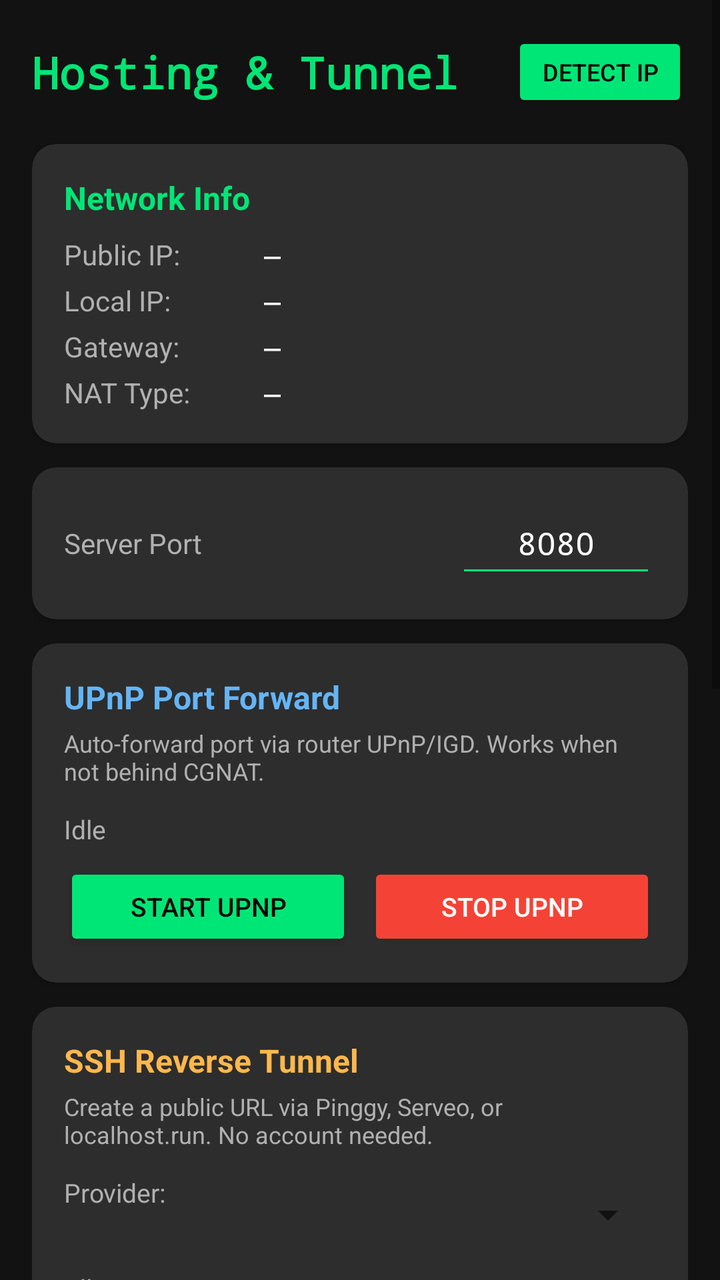
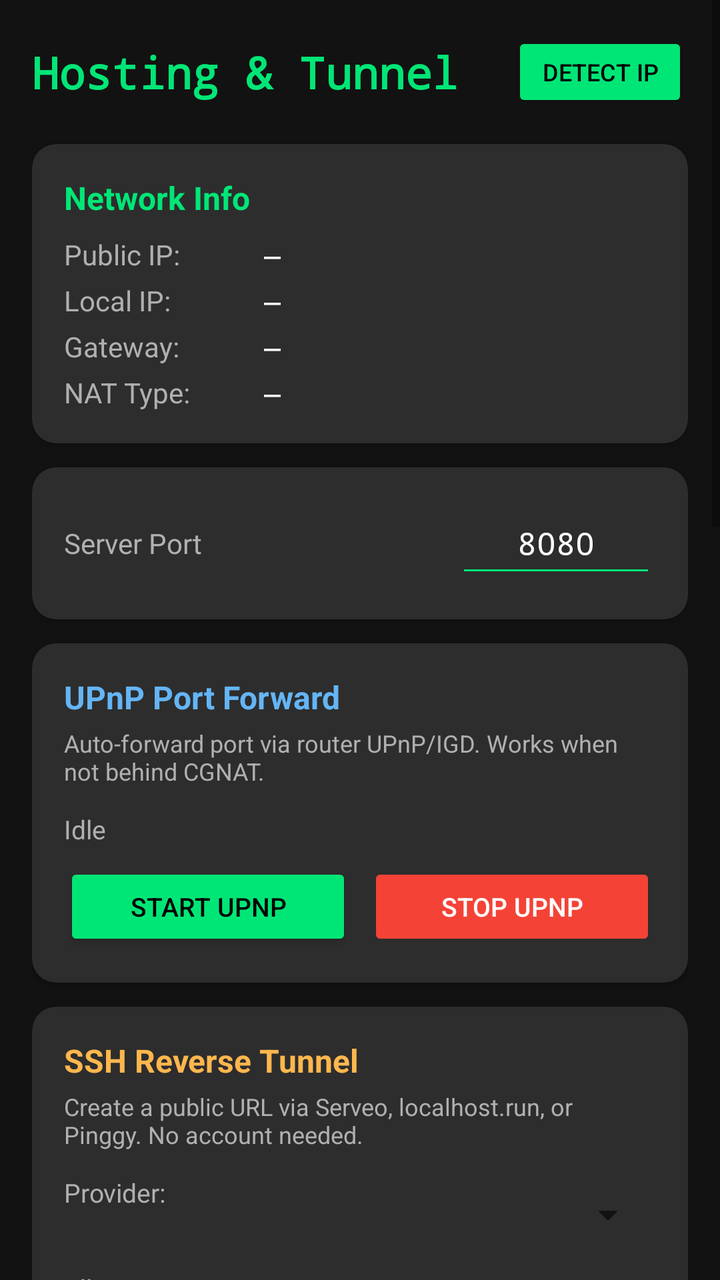

Two renders of the same Android screen: before a commit and after it. Below are the layout's source before the change and the commit's diff.
<!-- AndroidManifest.xml: application theme Theme.BantuDroid -->
<!-- res/layout/activity_tunnel.xml -->
<?xml version="1.0" encoding="utf-8"?>
<ScrollView xmlns:android="http://schemas.android.com/apk/res/android"
    xmlns:app="http://schemas.android.com/apk/res-auto"
    android:layout_width="match_parent"
    android:layout_height="match_parent"
    android:background="@color/bg_dark">

    <LinearLayout
        android:layout_width="match_parent"
        android:layout_height="wrap_content"
        android:orientation="vertical"
        android:padding="16dp">

        
        <LinearLayout
            android:layout_width="match_parent"
            android:layout_height="wrap_content"
            android:orientation="horizontal"
            android:gravity="center_vertical"
            android:layout_marginBottom="16dp">

            <TextView
                android:layout_width="0dp"
                android:layout_height="wrap_content"
                android:layout_weight="1"
                android:text="Hosting &amp; Tunnel"
                android:textColor="@color/bantu_green"
                android:textSize="22sp"
                android:fontFamily="monospace"
                android:textStyle="bold" />

            <Button
                android:id="@+id/btn_detect_ip"
                android:layout_width="wrap_content"
                android:layout_height="40dp"
                android:text="Detect IP"
                android:textSize="12sp"
                android:backgroundTint="@color/bantu_green"
                android:textColor="@color/black"
                android:paddingStart="12dp"
                android:paddingEnd="12dp" />
        </LinearLayout>

        
        <com.google.android.material.card.MaterialCardView
            android:layout_width="match_parent"
            android:layout_height="wrap_content"
            android:layout_marginBottom="12dp"
            app:cardBackgroundColor="@color/bg_card"
            app:cardCornerRadius="12dp"
            app:cardElevation="2dp">

            <LinearLayout
                android:layout_width="match_parent"
                android:layout_height="wrap_content"
                android:orientation="vertical"
                android:padding="16dp">

                <TextView
                    android:layout_width="wrap_content"
                    android:layout_height="wrap_content"
                    android:text="Network Info"
                    android:textColor="@color/bantu_green"
                    android:textSize="16sp"
                    android:textStyle="bold"
                    android:layout_marginBottom="8dp" />

                <LinearLayout
                    android:layout_width="match_parent"
                    android:layout_height="wrap_content"
                    android:orientation="horizontal">

                    <TextView
                        android:layout_width="100dp"
                        android:layout_height="wrap_content"
                        android:text="Public IP:"
                        android:textColor="@color/text_secondary"
                        android:textSize="14sp" />

                    <TextView
                        android:id="@+id/tv_public_ip"
                        android:layout_width="0dp"
                        android:layout_height="wrap_content"
                        android:layout_weight="1"
                        android:text="—"
                        android:textColor="#FFFFFF"
                        android:textSize="14sp"
                        android:fontFamily="monospace" />
                </LinearLayout>

                <LinearLayout
                    android:layout_width="match_parent"
                    android:layout_height="wrap_content"
                    android:orientation="horizontal"
                    android:layout_marginTop="4dp">

                    <TextView
                        android:layout_width="100dp"
                        android:layout_height="wrap_content"
                        android:text="Local IP:"
                        android:textColor="@color/text_secondary"
                        android:textSize="14sp" />

                    <TextView
                        android:id="@+id/tv_local_ip"
                        android:layout_width="0dp"
                        android:layout_height="wrap_content"
                        android:layout_weight="1"
                        android:text="—"
                        android:textColor="#FFFFFF"
                        android:textSize="14sp"
                        android:fontFamily="monospace" />
                </LinearLayout>

                <LinearLayout
                    android:layout_width="match_parent"
                    android:layout_height="wrap_content"
                    android:orientation="horizontal"
                    android:layout_marginTop="4dp">

                    <TextView
                        android:layout_width="100dp"
                        android:layout_height="wrap_content"
                        android:text="Gateway:"
                        android:textColor="@color/text_secondary"
                        android:textSize="14sp" />

                    <TextView
                        android:id="@+id/tv_gateway"
                        android:layout_width="0dp"
                        android:layout_height="wrap_content"
                        android:layout_weight="1"
                        android:text="—"
                        android:textColor="#FFFFFF"
                        android:textSize="14sp"
                        android:fontFamily="monospace" />
                </LinearLayout>

                <LinearLayout
                    android:layout_width="match_parent"
                    android:layout_height="wrap_content"
                    android:orientation="horizontal"
                    android:layout_marginTop="4dp">

                    <TextView
                        android:layout_width="100dp"
                        android:layout_height="wrap_content"
                        android:text="NAT Type:"
                        android:textColor="@color/text_secondary"
                        android:textSize="14sp" />

                    <TextView
                        android:id="@+id/tv_nat_type"
                        android:layout_width="0dp"
                        android:layout_height="wrap_content"
                        android:layout_weight="1"
                        android:text="—"
                        android:textColor="#FFFFFF"
                        android:textSize="14sp"
                        android:fontFamily="monospace" />
                </LinearLayout>
            </LinearLayout>
        </com.google.android.material.card.MaterialCardView>

        
        <com.google.android.material.card.MaterialCardView
            android:layout_width="match_parent"
            android:layout_height="wrap_content"
            android:layout_marginBottom="12dp"
            app:cardBackgroundColor="@color/bg_card"
            app:cardCornerRadius="12dp"
            app:cardElevation="2dp">

            <LinearLayout
                android:layout_width="match_parent"
                android:layout_height="wrap_content"
                android:orientation="horizontal"
                android:padding="16dp"
                android:gravity="center_vertical">

                <TextView
                    android:layout_width="0dp"
                    android:layout_height="wrap_content"
                    android:layout_weight="1"
                    android:text="Server Port"
                    android:textColor="@color/text_secondary"
                    android:textSize="14sp" />

                <EditText
                    android:id="@+id/et_port"
                    android:layout_width="100dp"
                    android:layout_height="44dp"
                    android:text="8080"
                    android:textColor="#FFFFFF"
                    android:textSize="16sp"
                    android:fontFamily="monospace"
                    android:inputType="number"
                    android:gravity="center"
                    android:backgroundTint="@color/bantu_green"
                    android:padding="8dp" />
            </LinearLayout>
        </com.google.android.material.card.MaterialCardView>

        
        <com.google.android.material.card.MaterialCardView
            android:layout_width="match_parent"
            android:layout_height="wrap_content"
            android:layout_marginBottom="12dp"
            app:cardBackgroundColor="@color/bg_card"
            app:cardCornerRadius="12dp"
            app:cardElevation="2dp">

            <LinearLayout
                android:layout_width="match_parent"
                android:layout_height="wrap_content"
                android:orientation="vertical"
                android:padding="16dp">

                <TextView
                    android:layout_width="wrap_content"
                    android:layout_height="wrap_content"
                    android:text="UPnP Port Forward"
                    android:textColor="#64B5F6"
                    android:textSize="16sp"
                    android:textStyle="bold"
                    android:layout_marginBottom="4dp" />

                <TextView
                    android:layout_width="wrap_content"
                    android:layout_height="wrap_content"
                    android:text="Auto-forward port via router UPnP/IGD. Works when not behind CGNAT."
                    android:textColor="@color/text_secondary"
                    android:textSize="12sp"
                    android:layout_marginBottom="12dp" />

                <TextView
                    android:id="@+id/tv_upnp_status"
                    android:layout_width="wrap_content"
                    android:layout_height="wrap_content"
                    android:text="Idle"
                    android:textColor="@color/text_secondary"
                    android:textSize="13sp"
                    android:layout_marginBottom="8dp" />

                <LinearLayout
                    android:layout_width="match_parent"
                    android:layout_height="wrap_content"
                    android:orientation="horizontal">

                    <Button
                        android:id="@+id/btn_upnp_start"
                        android:layout_width="0dp"
                        android:layout_height="44dp"
                        android:layout_weight="1"
                        android:layout_marginEnd="8dp"
                        android:text="Start UPnP"
                        android:textSize="13sp"
                        android:backgroundTint="@color/bantu_green"
                        android:textColor="@color/black" />

                    <Button
                        android:id="@+id/btn_upnp_stop"
                        android:layout_width="0dp"
                        android:layout_height="44dp"
                        android:layout_weight="1"
                        android:text="Stop UPnP"
                        android:textSize="13sp"
                        android:backgroundTint="#F44336"
                        android:textColor="#FFFFFF"
                        android:enabled="false" />
                </LinearLayout>
            </LinearLayout>
        </com.google.android.material.card.MaterialCardView>

        
        <com.google.android.material.card.MaterialCardView
            android:layout_width="match_parent"
            android:layout_height="wrap_content"
            android:layout_marginBottom="12dp"
            app:cardBackgroundColor="@color/bg_card"
            app:cardCornerRadius="12dp"
            app:cardElevation="2dp">

            <LinearLayout
                android:layout_width="match_parent"
                android:layout_height="wrap_content"
                android:orientation="vertical"
                android:padding="16dp">

                <TextView
                    android:layout_width="wrap_content"
                    android:layout_height="wrap_content"
                    android:text="SSH Reverse Tunnel"
                    android:textColor="#FFB74D"
                    android:textSize="16sp"
                    android:textStyle="bold"
                    android:layout_marginBottom="4dp" />

                <TextView
                    android:layout_width="wrap_content"
                    android:layout_height="wrap_content"
                    android:text="Create a public URL via Pinggy, Serveo, or localhost.run. No account needed."
                    android:textColor="@color/text_secondary"
                    android:textSize="12sp"
                    android:layout_marginBottom="12dp" />

                <LinearLayout
                    android:layout_width="match_parent"
                    android:layout_height="wrap_content"
                    android:orientation="horizontal"
                    android:layout_marginBottom="8dp">

                    <TextView
                        android:layout_width="wrap_content"
                        android:layout_height="wrap_content"
                        android:text="Provider: "
                        android:textColor="@color/text_secondary"
                        android:textSize="13sp" />

                    <Spinner
                        android:id="@+id/spinner_ssh_provider"
                        android:layout_width="0dp"
                        android:layout_height="40dp"
                        android:layout_weight="1"
                        android:popupBackground="@color/bg_card" />
                </LinearLayout>

                <TextView
                    android:id="@+id/tv_ssh_status"
                    android:layout_width="wrap_content"
                    android:layout_height="wrap_content"
                    android:text="Idle"
                    android:textColor="@color/text_secondary"
                    android:textSize="13sp"
                    android:layout_marginBottom="8dp" />

                <TextView
                    android:id="@+id/tv_ssh_url"
                    android:layout_width="match_parent"
                    android:layout_height="wrap_content"
                    android:text=""
                    android:textColor="@color/bantu_green"
                    android:textSize="13sp"
                    android:fontFamily="monospace"
                    android:visibility="gone"
                    android:layout_marginBottom="8dp" />

                <LinearLayout
                    android:layout_width="match_parent"
                    android:layout_height="wrap_content"
                    android:orientation="horizontal">

                    <Button
                        android:id="@+id/btn_ssh_start"
                        android:layout_width="0dp"
                        android:layout_height="44dp"
                        android:layout_weight="1"
                        android:layout_marginEnd="8dp"
                        android:text="Start SSH Tunnel"
                        android:textSize="13sp"
                        android:backgroundTint="#FFB74D"
                        android:textColor="@color/black" />

                    <Button
                        android:id="@+id/btn_ssh_stop"
                        android:layout_width="0dp"
                        android:layout_height="44dp"
                        android:layout_weight="1"
                        android:text="Stop SSH Tunnel"
                        android:textSize="13sp"
                        android:backgroundTint="#F44336"
                        android:textColor="#FFFFFF"
                        android:enabled="false" />
                </LinearLayout>
            </LinearLayout>
        </com.google.android.material.card.MaterialCardView>

        
        <com.google.android.material.card.MaterialCardView
            android:layout_width="match_parent"
            android:layout_height="wrap_content"
            android:layout_marginBottom="12dp"
            app:cardBackgroundColor="@color/bg_card"
            app:cardCornerRadius="12dp"
            app:cardElevation="2dp">

            <LinearLayout
                android:layout_width="match_parent"
                android:layout_height="wrap_content"
                android:orientation="vertical"
                android:padding="16dp">

                <TextView
                    android:layout_width="wrap_content"
                    android:layout_height="wrap_content"
                    android:text="Cloudflare Tunnel"
                    android:textColor="#F48FB1"
                    android:textSize="16sp"
                    android:textStyle="bold"
                    android:layout_marginBottom="4dp" />

                <TextView
                    android:layout_width="wrap_content"
                    android:layout_height="wrap_content"
                    android:text="Quick tunnel via cloudflared. Provides a public HTTPS URL instantly. No account needed."
                    android:textColor="@color/text_secondary"
                    android:textSize="12sp"
                    android:layout_marginBottom="12dp" />

                <TextView
                    android:id="@+id/tv_cf_status"
                    android:layout_width="wrap_content"
                    android:layout_height="wrap_content"
                    android:text="Idle"
                    android:textColor="@color/text_secondary"
                    android:textSize="13sp"
                    android:layout_marginBottom="8dp" />

                <TextView
                    android:id="@+id/tv_cf_url"
                    android:layout_width="match_parent"
                    android:layout_height="wrap_content"
                    android:text=""
                    android:textColor="@color/bantu_green"
                    android:textSize="13sp"
                    android:fontFamily="monospace"
                    android:visibility="gone"
                    android:layout_marginBottom="8dp" />

                <LinearLayout
                    android:layout_width="match_parent"
                    android:layout_height="wrap_content"
                    android:orientation="horizontal">

                    <Button
                        android:id="@+id/btn_cf_start"
                        android:layout_width="0dp"
                        android:layout_height="44dp"
                        android:layout_weight="1"
                        android:layout_marginEnd="8dp"
                        android:text="Start Cloudflare"
                        android:textSize="13sp"
                        android:backgroundTint="#F48FB1"
                        android:textColor="@color/black" />

                    <Button
                        android:id="@+id/btn_cf_stop"
                        android:layout_width="0dp"
                        android:layout_height="44dp"
                        android:layout_weight="1"
                        android:text="Stop Cloudflare"
                        android:textSize="13sp"
                        android:backgroundTint="#F44336"
                        android:textColor="#FFFFFF"
                        android:enabled="false" />
                </LinearLayout>
            </LinearLayout>
        </com.google.android.material.card.MaterialCardView>

        
        <com.google.android.material.card.MaterialCardView
            android:layout_width="match_parent"
            android:layout_height="wrap_content"
            app:cardBackgroundColor="@color/bg_card"
            app:cardCornerRadius="12dp"
            app:cardElevation="2dp">

            <LinearLayout
                android:layout_width="match_parent"
                android:layout_height="wrap_content"
                android:orientation="vertical"
                android:padding="16dp">

                <TextView
                    android:layout_width="wrap_content"
                    android:layout_height="wrap_content"
                    android:text="Status Log"
                    android:textColor="@color/text_secondary"
                    android:textSize="14sp"
                    android:textStyle="bold"
                    android:layout_marginBottom="8dp" />

                <ScrollView
                    android:id="@+id/log_scroll"
                    android:layout_width="match_parent"
                    android:layout_height="200dp">

                    <TextView
                        android:id="@+id/tv_log"
                        android:layout_width="match_parent"
                        android:layout_height="wrap_content"
                        android:text="Ready.\n"
                        android:textColor="#AAAAAA"
                        android:textSize="12sp"
                        android:fontFamily="monospace" />
                </ScrollView>
            </LinearLayout>
        </com.google.android.material.card.MaterialCardView>

    </LinearLayout>
</ScrollView>
<!-- resources referenced by this layout -->
<resources>
  <color name="bantu_green">#00E676</color>
  <color name="bg_card">#2D2D2D</color>
  <color name="bg_dark">#121212</color>
  <color name="black">#000000</color>
  <color name="text_secondary">#B0B0B0</color>
  <style name="Theme.BantuDroid" parent="Theme.MaterialComponents.DayNight.NoActionBar">
          <item name="colorPrimary">@color/bantu_green</item>
          <item name="colorPrimaryDark">@color/bantu_green_dark</item>
          <item name="colorPrimaryVariant">@color/bantu_green_dark</item>
          <item name="colorOnPrimary">@color/black</item>
          <item name="colorSecondary">@color/bantu_orange</item>
          <item name="colorSecondaryVariant">@color/bantu_orange_dark</item>
          <item name="colorOnSecondary">@color/white</item>
          <item name="android:colorBackground">@color/bg_dark</item>
          <item name="colorSurface">@color/bg_surface</item>
          <item name="colorOnSurface">@color/text_primary</item>
          <item name="android:statusBarColor">@color/bg_dark</item>
          <item name="android:navigationBarColor">@color/bg_dark</item>
          <item name="android:windowBackground">@color/bg_dark</item>
      </style>
  <color name="bantu_green_dark">#00C853</color>
  <color name="bantu_orange">#FF6D00</color>
  <color name="bantu_orange_dark">#E65100</color>
  <color name="white">#FFFFFF</color>
  <color name="bg_surface">#1E1E1E</color>
  <color name="text_primary">#FFFFFF</color>
</resources>

<!-- the commit's change to res/layout/activity_tunnel.xml (unified diff, before → after) -->
@@ -82,7 +82,7 @@
                         android:layout_width="0dp"
                         android:layout_height="wrap_content"
                         android:layout_weight="1"
-                        android:text="—"
+                        android:text="\u2014"
                         android:textColor="#FFFFFF"
                         android:textSize="14sp"
                         android:fontFamily="monospace" />
@@ -106,7 +106,7 @@
                         android:layout_width="0dp"
                         android:layout_height="wrap_content"
                         android:layout_weight="1"
-                        android:text="—"
+                        android:text="\u2014"
                         android:textColor="#FFFFFF"
                         android:textSize="14sp"
                         android:fontFamily="monospace" />
@@ -130,7 +130,7 @@
                         android:layout_width="0dp"
                         android:layout_height="wrap_content"
                         android:layout_weight="1"
-                        android:text="—"
+                        android:text="\u2014"
                         android:textColor="#FFFFFF"
                         android:textSize="14sp"
                         android:fontFamily="monospace" />
@@ -154,7 +154,7 @@
                         android:layout_width="0dp"
                         android:layout_height="wrap_content"
                         android:layout_weight="1"
-                        android:text="—"
+                        android:text="\u2014"
                         android:textColor="#FFFFFF"
                         android:textSize="14sp"
                         android:fontFamily="monospace" />
@@ -299,7 +299,7 @@
                 <TextView
                     android:layout_width="wrap_content"
                     android:layout_height="wrap_content"
-                    android:text="Create a public URL via Pinggy, Serveo, or localhost.run. No account needed."
+                    android:text="Create a public URL via Serveo, localhost.run, or Pinggy. No account needed."
                     android:textColor="@color/text_secondary"
                     android:textSize="12sp"
                     android:layout_marginBottom="12dp" />
@@ -324,6 +324,20 @@
                         android:layout_weight="1"
                         android:popupBackground="@color/bg_card" />
                 </LinearLayout>
+
+                
+                <TextView
+                    android:id="@+id/tv_provider_note"
+                    android:layout_width="match_parent"
+                    android:layout_height="wrap_content"
+                    android:text=""
+                    android:textColor="@color/text_warning"
+                    android:textSize="11sp"
+                    android:fontFamily="monospace"
+                    android:visibility="gone"
+                    android:layout_marginBottom="8dp"
+                    android:padding="8dp"
+                    android:background="@color/bg_input" />
 
                 <TextView
                     android:id="@+id/tv_ssh_status"
@@ -454,6 +468,139 @@
                         android:textColor="#FFFFFF"
                         android:enabled="false" />
                 </LinearLayout>
+            </LinearLayout>
+        </com.google.android.material.card.MaterialCardView>
+
+        
+        <com.google.android.material.card.MaterialCardView
+            android:layout_width="match_parent"
+            android:layout_height="wrap_content"
+            android:layout_marginBottom="12dp"
+            app:cardBackgroundColor="@color/bg_card"
+            app:cardCornerRadius="12dp"
+            app:cardElevation="2dp">
+
+            <LinearLayout
+                android:layout_width="match_parent"
+                android:layout_height="wrap_content"
+                android:orientation="vertical"
+                android:padding="16dp">
+
+                <TextView
+                    android:layout_width="wrap_content"
+                    android:layout_height="wrap_content"
+                    android:text="Custom Domain"
+                    android:textColor="#CE93D8"
+                    android:textSize="16sp"
+                    android:textStyle="bold"
+                    android:layout_marginBottom="4dp" />
+
+                <TextView
+                    android:layout_width="wrap_content"
+                    android:layout_height="wrap_content"
+                    android:text="Connect your own domain (e.g., from Namecheap). Creates a Cloudflare named tunnel and configures DNS automatically."
+                    android:textColor="@color/text_secondary"
+                    android:textSize="12sp"
+                    android:layout_marginBottom="12dp" />
+
+                
+                <EditText
+                    android:id="@+id/et_custom_domain"
+                    android:layout_width="match_parent"
+                    android:layout_height="44dp"
+                    android:background="@color/bg_input"
+                    android:textColor="@color/text_primary"
+                    android:textColorHint="@color/text_hint"
+                    android:hint="yourdomain.com"
+                    android:textSize="14sp"
+                    android:fontFamily="monospace"
+                    android:paddingStart="12dp"
+                    android:paddingEnd="12dp"
+                    android:inputType="textUri"
+                    android:layout_marginBottom="8dp" />
+
+                
+                <EditText
+                    android:id="@+id/et_cf_api_token"
+                    android:layout_width="match_parent"
+                    android:layout_height="44dp"
+                    android:background="@color/bg_input"
+                    android:textColor="@color/text_primary"
+                    android:textColorHint="@color/text_hint"
+                    android:hint="Cloudflare API Token"
+                    android:textSize="13sp"
+                    android:fontFamily="monospace"
+                    android:paddingStart="12dp"
+                    android:paddingEnd="12dp"
+                    android:inputType="textPassword"
+                    android:layout_marginBottom="8dp" />
+
+                
+                <LinearLayout
+                    android:layout_width="match_parent"
+                    android:layout_height="wrap_content"
+                    android:orientation="horizontal"
+                    android:layout_marginBottom="8dp">
+
+                    <EditText
+                        android:id="@+id/et_cf_zone_id"
+                        android:layout_width="0dp"
+                        android:layout_height="44dp"
+                        android:layout_weight="1"
+                        android:background="@color/bg_input"
+                        android:textColor="@color/text_primary"
+                        android:textColorHint="@color/text_hint"
+                        android:hint="Zone ID (auto-detected if empty)"
+                        android:textSize="12sp"
+                        android:fontFamily="monospace"
+                        android:paddingStart="12dp"
+                        android:paddingEnd="12dp"
+                        android:inputType="text"
+                        android:layout_marginEnd="8dp" />
+
+                    <Button
+                        android:id="@+id/btn_auto_zone_id"
+                        android:layout_width="wrap_content"
+                        android:layout_height="44dp"
+                        android:text="Auto-detect"
+                        android:textSize="11sp"
+                        android:backgroundTint="#CE93D8"
+                        android:textColor="@color/black"
+                        android:paddingStart="12dp"
+                        android:paddingEnd="12dp" />
+                </LinearLayout>
+
+                
+                <TextView
+                    android:id="@+id/tv_custom_domain_status"
+                    android:layout_width="match_parent"
+                    android:layout_height="wrap_content"
+                    android:text="Configure your domain and Cloudflare credentials above."
+                    android:textColor="@color/text_secondary"
+                    android:textSize="12sp"
+                    android:layout_marginBottom="8dp" />
+
+                
+                <TextView
+                    android:id="@+id/tv_custom_domain_url"
+                    android:layout_width="match_parent"
+                    android:layout_height="wrap_content"
+                    android:text=""
+                    android:textColor="@color/bantu_green"
+                    android:textSize="14sp"
+                    android:fontFamily="monospace"
+                    android:visibility="gone"
+                    android:layout_marginBottom="8dp" />
+
+                
+                <Button
+                    android:id="@+id/btn_start_custom_domain"
+                    android:layout_width="match_parent"
+                    android:layout_height="44dp"
+                    android:text="Start Custom Domain"
+                    android:textSize="13sp"
+                    android:backgroundTint="#CE93D8"
+                    android:textColor="@color/black" />
             </LinearLayout>
         </com.google.android.material.card.MaterialCardView>
 
<!-- resource entries referenced after the edit -->
@@ -3,8 +3,12 @@
   <color name="bantu_green">#00E676</color>
   <color name="bg_card">#2D2D2D</color>
   <color name="bg_dark">#121212</color>
+  <color name="bg_input">#333333</color>
   <color name="black">#000000</color>
+  <color name="text_hint">#666666</color>
+  <color name="text_primary">#FFFFFF</color>
   <color name="text_secondary">#B0B0B0</color>
+  <color name="text_warning">#FFD740</color>
   <style name="Theme.BantuDroid" parent="Theme.MaterialComponents.DayNight.NoActionBar">
           <item name="colorPrimary">@color/bantu_green</item>
           <item name="colorPrimaryDark">@color/bantu_green_dark</item>
@@ -25,6 +29,5 @@
   <color name="bantu_orange_dark">#E65100</color>
   <color name="white">#FFFFFF</color>
   <color name="bg_surface">#1E1E1E</color>
-  <color name="text_primary">#FFFFFF</color>
 </resources>
 
